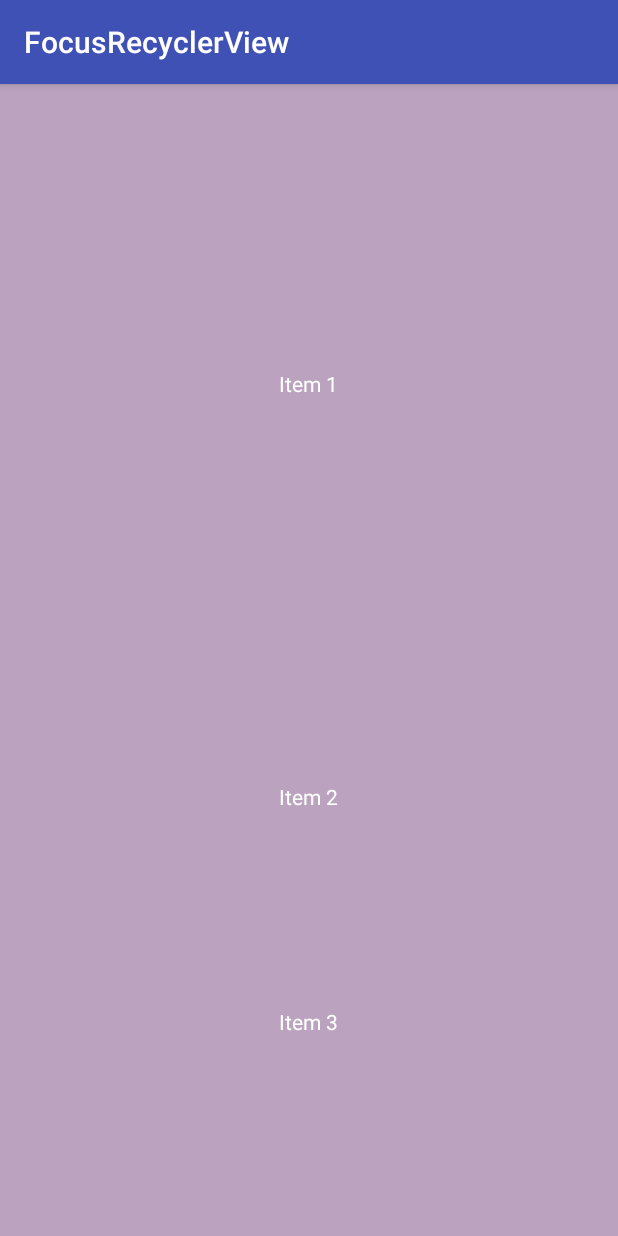
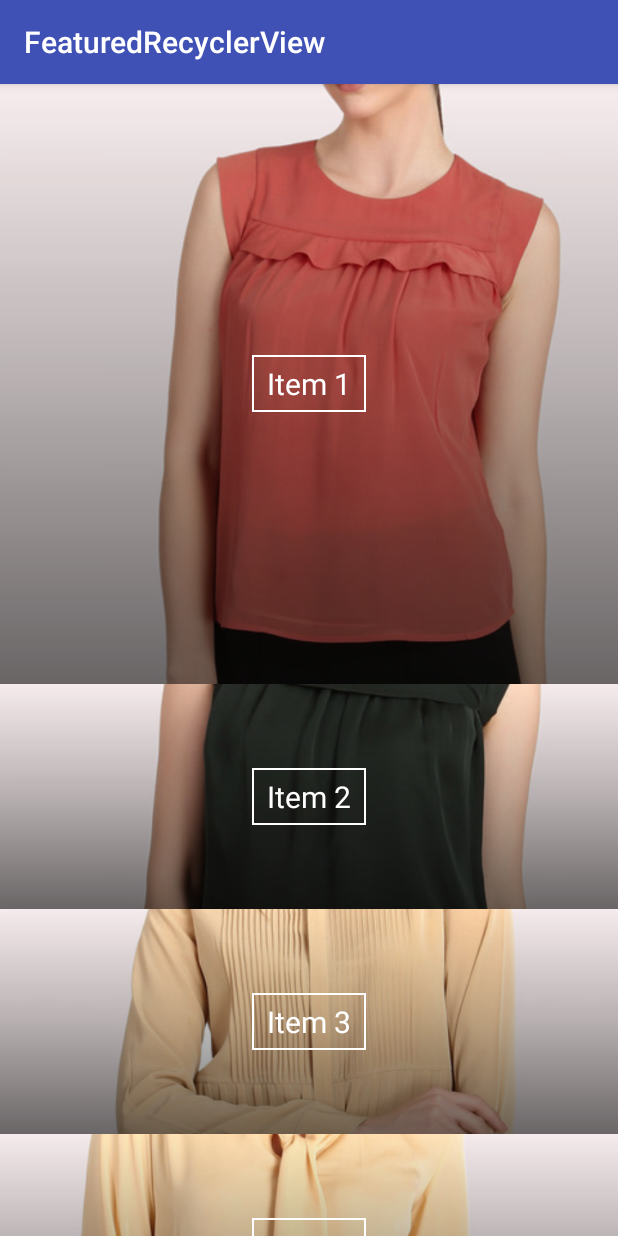
Before and after one commit to developer-shivam/FeaturedRecyclerView, an Android app: the screen it shows after launch (MainActivity), on a phone screen of 412 x 824 dp. Run offline under Robolectric (Android 15) with nearby library versions, the phone set to English and light mode, and no system bars; our stand-ins replace Picasso; libraries missing offline, so code that uses them is left out: com.rohitarya.picasso; 1 statement that could not run was skipped.

Commit message:
Changed: images of child views

```diff
--- a/app/build.gradle
+++ b/app/build.gradle
@@ -26,7 +26,11 @@ dependencies {
     })
     compile 'com.android.support:appcompat-v7:25.3.1'
     compile 'com.android.support:recyclerview-v7:25.3.1'
-    compile 'com.borjabravo:focusresize:1.0.0'
+
+    compile 'com.google.android.gms:play-services-vision:9.4.0'
+    compile 'com.squareup.picasso:picasso:2.5.2'
+    compile 'com.github.aryarohit07:picasso-facedetection-transformation:0.3.0'
+
     compile 'com.android.support.constraint:constraint-layout:1.0.2'
     testCompile 'junit:junit:4.12'
     compile project(':featuredrecyclerview')
--- a/app/src/main/java/shivam/developer/focusrecyclerview/CustomRecyclerViewAdapter.java
+++ b/app/src/main/java/shivam/developer/focusrecyclerview/CustomRecyclerViewAdapter.java
@@ -1,6 +1,6 @@
 package shivam.developer.focusrecyclerview;
 
-import android.graphics.Color;
+import android.content.Context;
 import android.support.v7.widget.RecyclerView;
 import android.view.LayoutInflater;
 import android.view.View;
@@ -8,15 +8,29 @@ import android.view.ViewGroup;
 import android.widget.ImageView;
 import android.widget.TextView;
 
+import com.rohitarya.picasso.facedetection.transformation.FaceCenterCrop;
+import com.rohitarya.picasso.facedetection.transformation.core.PicassoFaceDetector;
+import com.squareup.picasso.Picasso;
+
 import java.util.List;
-import java.util.Random;
 
 public class CustomRecyclerViewAdapter extends RecyclerView.Adapter<CustomRecyclerViewAdapter.CustomRecyclerViewHolder> {
 
     private List<String> dataList;
+    private Context context;
+    private int[] images = new int[5];
 
-    public CustomRecyclerViewAdapter(List<String> list) {
+    public CustomRecyclerViewAdapter(Context context, List<String> list) {
         this.dataList = list;
+        this.context = context;
+        PicassoFaceDetector.initialize(context);
+
+        images[0] = R.drawable.image_one;
+        images[1] = R.drawable.image_two;
+        images[3] = R.drawable.image_three;
+        images[2] = R.drawable.image_four;
+        images[4] = R.drawable.image_five;
+
     }
 
     @Override
@@ -28,9 +42,8 @@ public class CustomRecyclerViewAdapter extends RecyclerView.Adapter<CustomRecycl
 
     @Override
     public void onBindViewHolder(CustomRecyclerViewHolder holder, int position) {
-        Random random = new Random();
-        int color = Color.argb(255, random.nextInt(256), random.nextInt(256), random.nextInt(256));
-        holder.ivBackground.setBackgroundColor(color);
+        Picasso.with(context)
+                .load(images[position % 5]).into(holder.ivBackground);
         holder.tvHeading.setText(dataList.get(position));
     }
 
--- a/app/src/main/java/shivam/developer/focusrecyclerview/MainActivity.java
+++ b/app/src/main/java/shivam/developer/focusrecyclerview/MainActivity.java
@@ -25,12 +25,12 @@ public class MainActivity extends AppCompatActivity {
         featuredRecyclerView = (FeaturedRecyclerView) findViewById(R.id.featured_recycler_view);
         FeatureLinearLayoutManager layoutManager = new FeatureLinearLayoutManager(this);
         featuredRecyclerView.setLayoutManager(layoutManager);
-        CustomRecyclerViewAdapter adapter = new CustomRecyclerViewAdapter(dummyData);
+        CustomRecyclerViewAdapter adapter = new CustomRecyclerViewAdapter(this, dummyData);
         featuredRecyclerView.setAdapter(adapter);
     }
 
     private void createDummyDataList() {
-        for (int i = 1; i <= 100; i++) {
+        for (int i = 1; i <= 20; i++) {
             dummyData.add("Item " + i);
         }
     }
--- /dev/null
+++ b/app/src/main/res/drawable/shadow_inverse.xml
@@ -0,0 +1,8 @@
+<?xml version="1.0" encoding="utf-8"?>
+<shape xmlns:android="http://schemas.android.com/apk/res/android"
+    android:shape="rectangle">
+
+    <gradient android:startColor="#90000000"
+        android:centerColor="#40000000"
+        android:angle="90"/>
+</shape>
--- /dev/null
+++ b/app/src/main/res/drawable/text_background.xml
@@ -0,0 +1,7 @@
+<?xml version="1.0" encoding="utf-8"?>
+<shape xmlns:android="http://schemas.android.com/apk/res/android"
+    android:shape="rectangle">
+
+    <stroke android:width="1dp"
+        android:color="@android:color/white" />
+</shape>
--- a/app/src/main/res/layout/activity_main.xml
+++ b/app/src/main/res/layout/activity_main.xml
@@ -9,6 +9,5 @@
         android:layout_height="match_parent"
         android:layout_width="match_parent"
         app:defaultItemHeight="150dp"
-        app:featuredItemHeight="400dp"
-        app:snapGravity="start"/>
+        app:featuredItemHeight="400dp"/>
 </LinearLayout>
--- a/app/src/main/res/layout/simple_reycler_view_layout.xml
+++ b/app/src/main/res/layout/simple_reycler_view_layout.xml
@@ -1,17 +1,28 @@
 <?xml version="1.0" encoding="utf-8"?>
 <RelativeLayout xmlns:android="http://schemas.android.com/apk/res/android"
-    xmlns:app="http://schemas.android.com/apk/res-auto"
     android:orientation="vertical"
     android:layout_width="match_parent"
     android:layout_height="150dp">
 
     <ImageView android:id="@+id/iv_background"
         android:layout_height="match_parent"
-        android:layout_width="match_parent" />
+        android:layout_width="match_parent"
+        android:scaleType="centerCrop"/>
+
+    <View
+        android:layout_width="match_parent"
+        android:layout_height="match_parent"
+        android:background="@drawable/shadow_inverse" />
 
     <TextView android:id="@+id/tv_heading"
         android:layout_height="wrap_content"
         android:layout_width="wrap_content"
         android:layout_centerInParent="true"
+        android:textSize="20sp"
+        android:paddingTop="5dp"
+        android:paddingBottom="5dp"
+        android:paddingLeft="10dp"
+        android:paddingRight="10dp"
+        android:background="@drawable/text_background"
         android:textColor="@android:color/white" />
 </RelativeLayout>
--- a/app/src/main/res/values/strings.xml
+++ b/app/src/main/res/values/strings.xml
@@ -1,3 +1,3 @@
 <resources>
-    <string name="app_name">FocusRecyclerView</string>
+    <string name="app_name">FeaturedRecyclerView</string>
 </resources>
--- a/featuredrecyclerview/src/main/java/shivam/developer/featuredrecyclerview/FeaturedRecyclerView.java
+++ b/featuredrecyclerview/src/main/java/shivam/developer/featuredrecyclerview/FeaturedRecyclerView.java
@@ -2,6 +2,7 @@ package shivam.developer.featuredrecyclerview;
 
 import android.content.Context;
 import android.content.res.TypedArray;
+import android.graphics.Canvas;
 import android.support.annotation.Nullable;
 import android.support.v7.widget.LinearLayoutManager;
 import android.support.v7.widget.RecyclerView;
@@ -15,21 +16,7 @@ public class FeaturedRecyclerView extends RecyclerView {
     private int maxDistance;
     private int diffHeight;
 
-    private int itemToResizePositionWhileMovingUp = 0;
-    private int itemToResizePositionWhileMovingDown = 1;
-    private int itemToResize = 0;
-    private boolean isFirstItemHeightSetToFeaturedItemHeight = false;
     private int totalItemsInView = 0;
-
-    private int displacement = 0;
-
-    private int snapGravity = SnapGravity.START;
-
-    public class SnapGravity {
-        public static final int START = 0;
-        public static final int CENTER = 1;
-        public static final int END = 2;
-    }
 
     public FeaturedRecyclerView(Context context) {
         super(context);
@@ -54,34 +41,10 @@ public class FeaturedRecyclerView extends RecyclerView {
 
                 if (getLayoutManager() instanceof LinearLayoutManager) {
                     LinearLayoutManager layoutManager = (LinearLayoutManager) getLayoutManager();
-
                     if (layoutManager.getOrientation() == LinearLayoutManager.VERTICAL) {
-
-                        //System.out.println("Vertical movement: " + dy);
-
-                        /*if (!isFirstItemHeightSetToFeaturedItemHeight) {
-                            if (getLayoutManager().getChildAt(0) != null) {
-                                getLayoutManager().getChildAt(0).getLayoutParams().height = featuredItemHeight;
-                                isFirstItemHeightSetToFeaturedItemHeight = true;
-                            }
-                        }*/
-
-                        //displacement(irrespective of direction)
-                        displacement = Math.abs(dy);
-
-                        //Check the total items in view.
                         totalItemsInView = layoutManager.getItemCount();
-                        //System.out.println("Total items in view are " + totalItemsInView);
-
-                        //if vertical displacement is positive then it means scrolling is
-                        // done from bottom to top and view second view (ID: 1) should be resized.
-                        // else the scrolling is in opposite direction so first view (ID: 0)
-                        // will be resized.
-                        //itemToResize = dy > 0 ? itemToResizePositionWhileMovingUp : itemToResizePositionWhileMovingDown;
-
                         changeHeightAccordingToScrolling(recyclerView);
-
-                    } else System.out.println("Horizontal movement: " + dx);
+                    }
                 }
             }
 
@@ -108,10 +71,6 @@ public class FeaturedRecyclerView extends RecyclerView {
 
         maxDistance = featuredItemHeight;
         System.out.println("Maximum Distance: " + maxDistance);
-
-        snapGravity = array.getInt(R.styleable.FeaturedRecyclerView_snapGravity, SnapGravity.START);
-
-        calculateItemToBeResizePosition();
     }
 
     private float height(float distance) {
@@ -137,49 +96,4 @@ public class FeaturedRecyclerView extends RecyclerView {
     private float getTopOfView(View view) {
         return Math.abs(view.getTop());
     }
-
-    private void calculateItemToBeResizePosition() {
-        switch (snapGravity) {
-            case SnapGravity.START:
-                itemToResizePositionWhileMovingUp = 1;
-                itemToResizePositionWhileMovingDown = itemToResizePositionWhileMovingUp - 1;
-                break;
-            case SnapGravity.CENTER:
-                itemToResizePositionWhileMovingUp = 2;
-                itemToResizePositionWhileMovingDown = itemToResizePositionWhileMovingUp - 1;
-                break;
-            case SnapGravity.END:
-                itemToResizePositionWhileMovingUp = 3;
-                itemToResizePositionWhileMovingDown = itemToResizePositionWhileMovingUp - 1;
-                break;
-        }
-    }
-
-    private void changeHeightAccordingToScroll(RecyclerView recyclerView) {
-        for (int i = 0; i < totalItemsInView; i++) {
-            View viewToBeResized = recyclerView.getChildAt(i);
-            if (viewToBeResized != null) {
-                if (i == itemToResize) {
-                    //If view that is to be resized has height greater than featuredItemHeight
-                    // set its height equal to featuredItemHeight else increase its height according
-                    // to displacement
-                    if (viewToBeResized.getLayoutParams().height + displacement >= featuredItemHeight) {
-                        viewToBeResized.getLayoutParams().height = featuredItemHeight;
-                    } else {
-                        viewToBeResized.getLayoutParams().height += displacement;
-                    }
-                } else {
-                    //If view that is to be resized to defaultItemHeight and has height less than
-                    // default item height then set its height to defaultItemHeight else decrease its
-                    // height accordingly
-                    if (viewToBeResized.getLayoutParams().height - displacement <= defaultItemHeight) {
-                        viewToBeResized.getLayoutParams().height = defaultItemHeight;
-                    } else {
-                        viewToBeResized.getLayoutParams().height -= displacement;
-                    }
-                }
-                viewToBeResized.requestLayout();
-            }
-        }
-    }
 }
```
Also changed, not shown: app/src/main/res/drawable/image_five.jpg (added), app/src/main/res/drawable/image_four.jpg (added), app/src/main/res/drawable/image_one.jpg (added), app/src/main/res/drawable/image_three.jpg (added), app/src/main/res/drawable/image_two.jpg (added).
